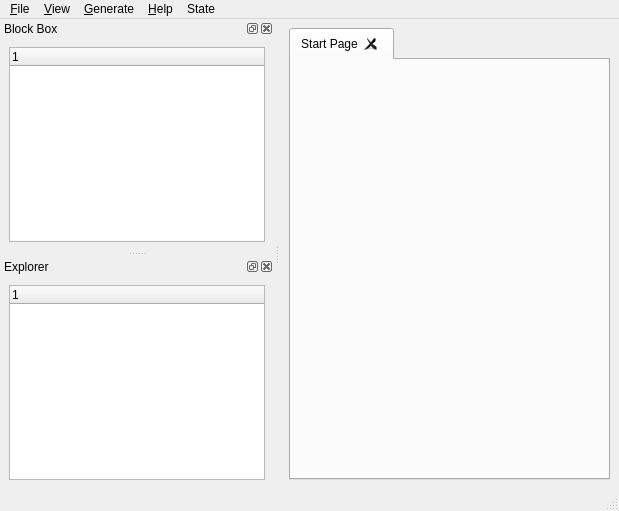
Before: the Qt Designer form mainWindow.ui in PyForce/VHDLCodeGenerator, drawn with Qt 5.
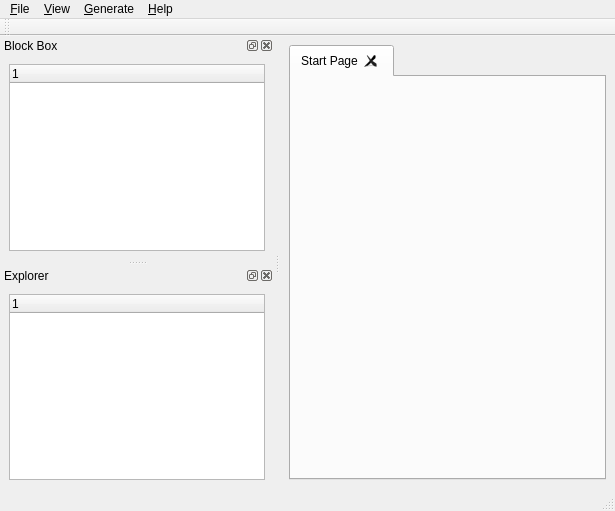
After: the same form once the commit is applied.

The edit to the form file:
```diff
--- a/mainWindow.ui
+++ b/mainWindow.ui
@@ -6,7 +6,7 @@
    <rect>
     <x>0</x>
     <y>0</y>
-    <width>619</width>
+    <width>615</width>
     <height>511</height>
    </rect>
   </property>
@@ -40,7 +40,7 @@
     <rect>
      <x>0</x>
      <y>0</y>
-     <width>619</width>
+     <width>615</width>
      <height>21</height>
     </rect>
    </property>
@@ -76,17 +76,10 @@
     </property>
     <addaction name="action_About"/>
    </widget>
-   <widget class="QMenu" name="menuState">
-    <property name="title">
-     <string>State</string>
-    </property>
-    <addaction name="actionDefault"/>
-   </widget>
    <addaction name="menu_File"/>
    <addaction name="menu_View"/>
    <addaction name="menu_Generate"/>
    <addaction name="menu_About"/>
-   <addaction name="menuState"/>
   </widget>
   <widget class="QStatusBar" name="statusbar"/>
   <widget class="QDockWidget" name="BlockBox">
@@ -155,6 +148,17 @@
     </layout>
    </widget>
   </widget>
+  <widget class="QToolBar" name="toolBar">
+   <property name="windowTitle">
+    <string>toolBar</string>
+   </property>
+   <attribute name="toolBarArea">
+    <enum>TopToolBarArea</enum>
+   </attribute>
+   <attribute name="toolBarBreak">
+    <bool>false</bool>
+   </attribute>
+  </widget>
   <action name="action_Close">
    <property name="text">
     <string>&amp;Close</string>
```
Left out of the diff: 13 changed lines with no effect on the pictures.
